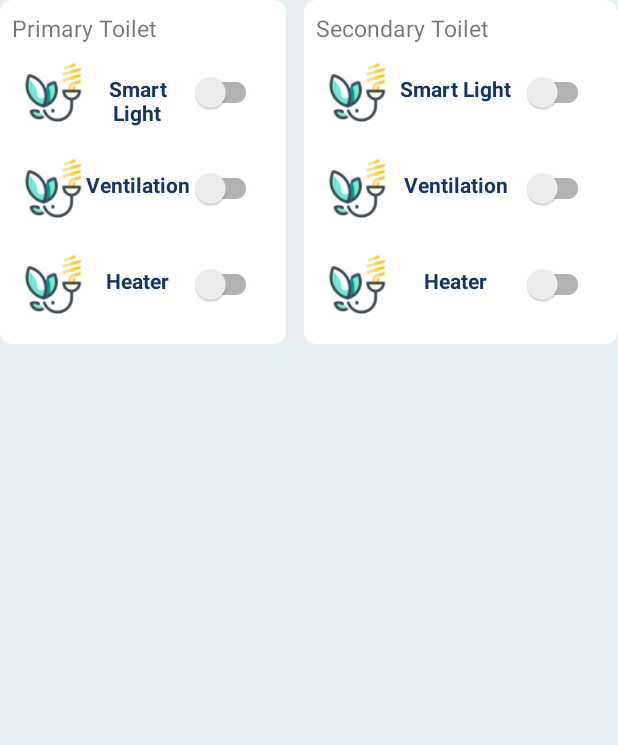
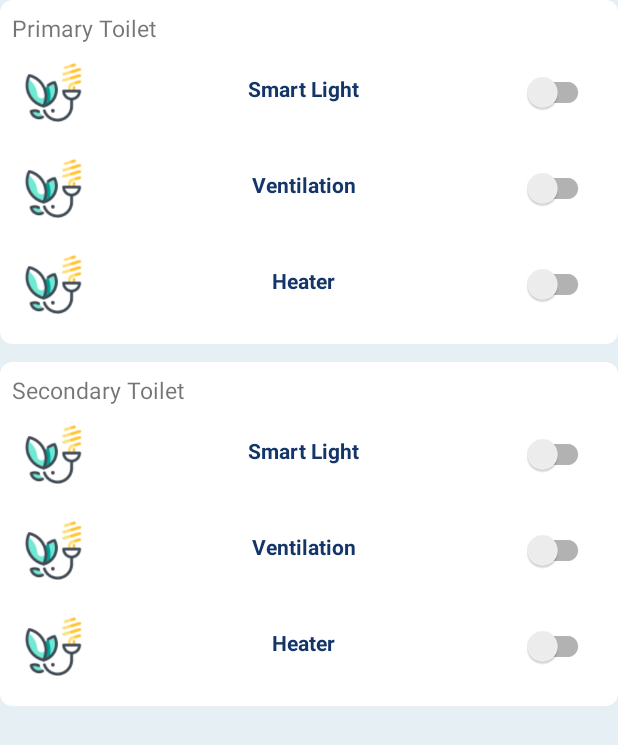
Before and after one commit to YuLiangGoh/SmartHome, an Android app: the layout activity_toilet_primary.xml on its own in the app's theme, with its tools: preview values and no code run, on a phone screen of 412 x 824 dp. Shown: the top 745 px of the screen. Run offline under Robolectric (Android 15) with nearby library versions, the phone set to English and light mode, and no system bars; plain views replace SwitchButton.

Commit message:
update toilet

```diff
--- a/app/src/main/res/layout/activity_toilet_primary.xml
+++ b/app/src/main/res/layout/activity_toilet_primary.xml
@@ -6,15 +6,14 @@
     android:layout_height="match_parent"
     tools:context=".ToiletPrimary"
     android:background="@color/secondaryColor"
-    android:orientation="horizontal">
+    android:orientation="vertical">
 
     <androidx.cardview.widget.CardView
         android:id="@+id/primary_toilet"
-        android:layout_width="wrap_content"
+        android:layout_width="match_parent"
         android:layout_height="wrap_content"
         app:cardCornerRadius="8dp"
-        app:cardElevation="0dp"
-        android:layout_weight="1">
+        app:cardElevation="0dp">
 
         <LinearLayout
             android:layout_width="match_parent"
@@ -142,12 +141,11 @@
 
     <androidx.cardview.widget.CardView
         android:id="@+id/secondary_toilet"
-        android:layout_width="wrap_content"
+        android:layout_width="match_parent"
         android:layout_height="wrap_content"
-        android:layout_marginLeft="12dp"
+        android:layout_marginTop="12dp"
         app:cardCornerRadius="8dp"
-        app:cardElevation="0dp"
-        android:layout_weight="1">
+        app:cardElevation="0dp">
 
         <LinearLayout
             android:layout_width="match_parent"
```
